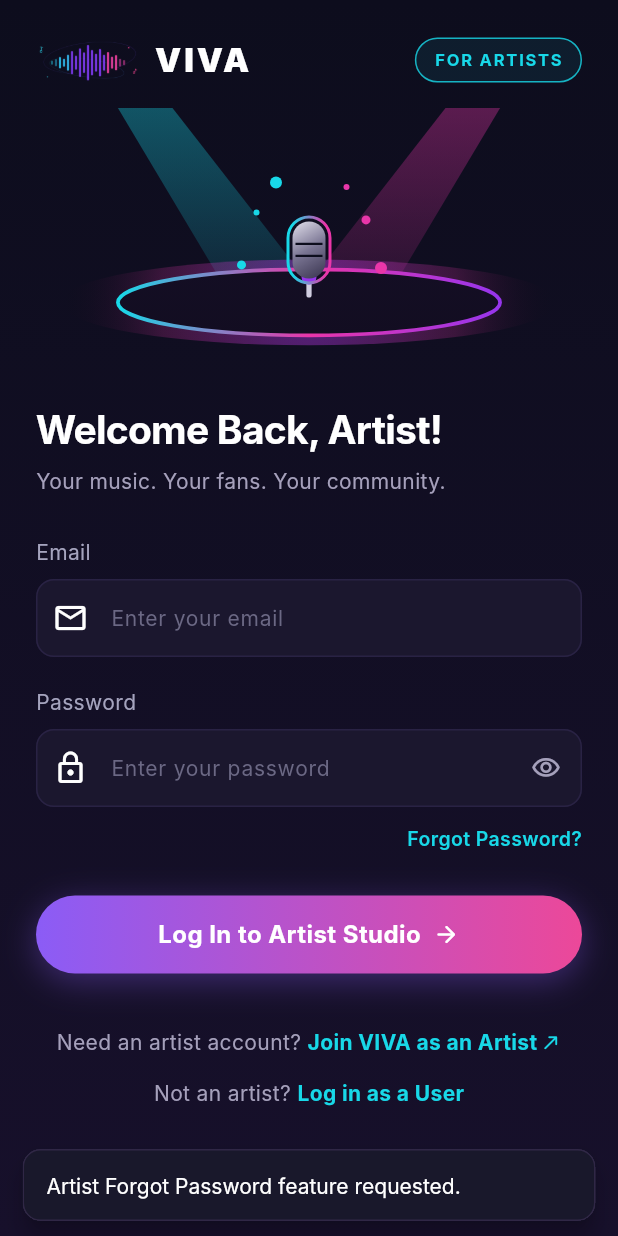
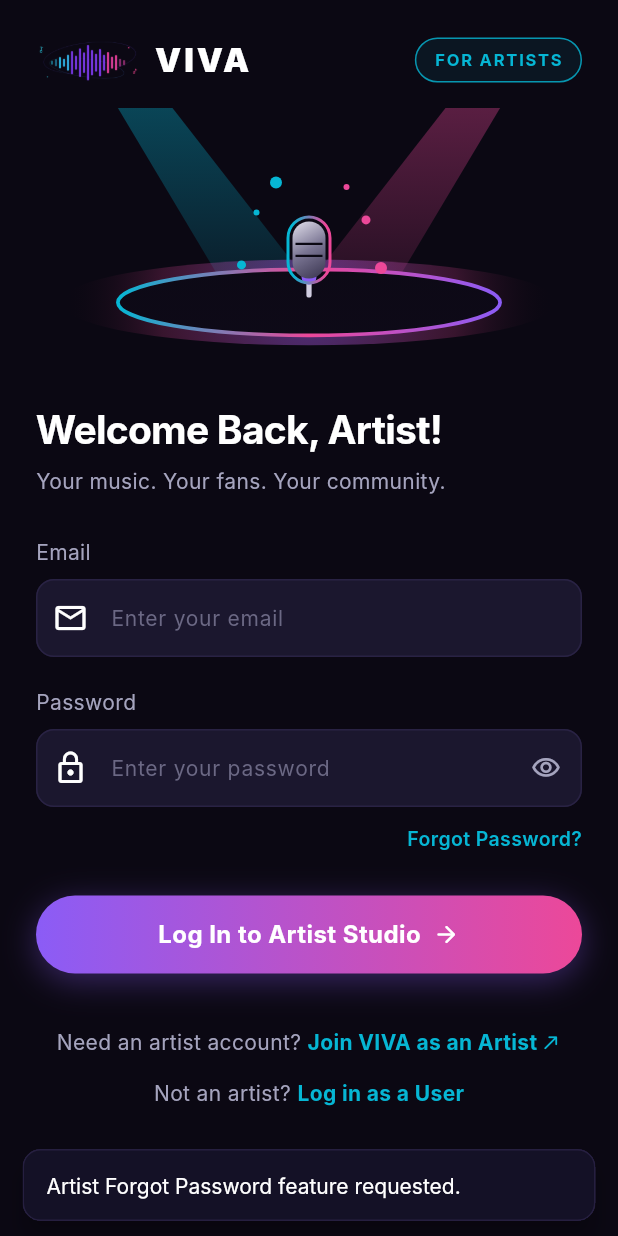
Before and after one commit to anushkachalisee-sys/VIVA_Batch39_AIC, a Flutter app: the ArtistLoginPage screen opened directly, after a tap on "Forgot Password?", on a phone screen of 412 x 824 dp. Run offline on Flutter 3.47's test engine with Material 3 defaults, Android fonts, the phone set to English and light mode, and no system bars; accounts and stored records are empty; Roboto replaces fonts that are missing (Inter).

Commit message:
fix: update login backgrounds and remove duplicate AppColors

```diff
--- a/lib/app/theme/app_colors.dart
+++ b/lib/app/theme/app_colors.dart
@@ -24,6 +24,7 @@ abstract class AppColors {
   static const Color searchBackground = Color(0xFF1B172E);
   static const Color searchBorder = Color(0xFF292244);
   static const Color searchHint = Color(0xFF6B6884);
+  static const Color inputBackground = searchBackground;
 
   // Avatars
   static const Color avatarPlaceholder = Color(0xFF28243C);
@@ -36,6 +37,11 @@ abstract class AppColors {
   static const Color darkCheckIcon = Color(0xFF0B0813);
 
   // Reusable Gradients
+  static const LinearGradient soundwaveGlow = LinearGradient(
+    colors: [accentCyan, primaryPurple, primaryPink],
+    begin: Alignment.centerLeft,
+    end: Alignment.centerRight,
+  );
   static const LinearGradient primaryGradient = LinearGradient(
     colors: [primaryPurple, primaryPink],
     begin: Alignment.centerLeft,
--- a/lib/core/constants/app_colors.dart
+++ /dev/null
@@ -1,36 +0,0 @@
-import 'package:flutter/material.dart';
-
-/// App color palette for VIVA Music App according to design specification.
-class AppColors {
-  static const Color background = Color(0xFF0D0D1D);
-  static const Color secondaryBackground = Color(0xFF17102B);
-  static const Color cardBackground = Color(0xFF19182B);
-  static const Color inputBackground = Color(0xFF19182B);
-
-  static const Color purple = Color(0xFF9635ED);
-  static const Color pink = Color(0xFFE936A9);
-  static const Color cyan = Color(0xFF18D8E8);
-
-  static const Color textPrimary = Color(0xFFFFFFFF);
-  static const Color textSecondary = Color(0xFFA5A0BB);
-  static const Color border = Color(0xFF302746);
-  static const Color focusedBorder = Color(0xFF9635ED);
-
-  static const LinearGradient primaryGradient = LinearGradient(
-    colors: [purple, pink],
-    begin: Alignment.centerLeft,
-    end: Alignment.centerRight,
-  );
-
-  static const LinearGradient backgroundGradient = LinearGradient(
-    colors: [Color(0xFF0D0D1D), Color(0xFF17102B)],
-    begin: Alignment.topCenter,
-    end: Alignment.bottomCenter,
-  );
-
-  static const LinearGradient soundwaveGlow = LinearGradient(
-    colors: [Color(0x339635ED), Color(0x3318D8E8)],
-    begin: Alignment.topLeft,
-    end: Alignment.bottomRight,
-  );
-}
--- a/lib/core/widgets/artist_stage_illustration.dart
+++ b/lib/core/widgets/artist_stage_illustration.dart
@@ -1,7 +1,5 @@
 import 'package:flutter/material.dart';
-import '../constants/app_colors.dart';
-
-/// Lightweight custom painter widget for the Artist Login stage & microphone artwork.
+import 'package:viva/app/theme/app_colors.dart';/// Lightweight custom painter widget for the Artist Login stage & microphone artwork.
 class ArtistStageIllustration extends StatelessWidget {
   const ArtistStageIllustration({super.key});
 
@@ -44,8 +42,8 @@ class _StagePainter extends CustomPainter {
         begin: Alignment.topCenter,
         end: Alignment.bottomCenter,
         colors: [
-          AppColors.cyan.withValues(alpha: 0.35),
-          AppColors.cyan.withValues(alpha: 0.0),
+          AppColors.accentCyan.withValues(alpha: 0.35),
+          AppColors.accentCyan.withValues(alpha: 0.0),
         ],
       ).createShader(Rect.fromLTWH(0, 0, size.width, size.height));
 
@@ -54,8 +52,8 @@ class _StagePainter extends CustomPainter {
         begin: Alignment.topCenter,
         end: Alignment.bottomCenter,
         colors: [
-          AppColors.pink.withValues(alpha: 0.35),
-          AppColors.pink.withValues(alpha: 0.0),
+          AppColors.primaryPink.withValues(alpha: 0.35),
+          AppColors.primaryPink.withValues(alpha: 0.0),
         ],
       ).createShader(Rect.fromLTWH(0, 0, size.width, size.height));
 
@@ -66,8 +64,8 @@ class _StagePainter extends CustomPainter {
     final stageGlowPaint = Paint()
       ..shader = RadialGradient(
         colors: [
-          AppColors.purple.withValues(alpha: 0.5),
-          AppColors.pink.withValues(alpha: 0.2),
+          AppColors.primaryPurple.withValues(alpha: 0.5),
+          AppColors.primaryPink.withValues(alpha: 0.2),
           Colors.transparent,
         ],
         stops: const [0.0, 0.6, 1.0],
@@ -88,7 +86,7 @@ class _StagePainter extends CustomPainter {
         begin: Alignment.topCenter,
         end: Alignment.bottomCenter,
         colors: const [
-          AppColors.secondaryBackground,
+          AppColors.background,
           Color(0xFF0F0B1A),
         ],
       ).createShader(Rect.fromCircle(center: center, radius: stageRadiusX));
@@ -97,7 +95,7 @@ class _StagePainter extends CustomPainter {
       ..style = PaintingStyle.stroke
       ..strokeWidth = 2.5
       ..shader = const LinearGradient(
-        colors: [AppColors.cyan, AppColors.pink, AppColors.purple],
+        colors: [AppColors.accentCyan, AppColors.primaryPink, AppColors.primaryPurple],
       ).createShader(Rect.fromCircle(center: center, radius: stageRadiusX));
 
     final stageRect = Rect.fromCenter(
@@ -126,7 +124,7 @@ class _StagePainter extends CustomPainter {
 
     // Mic Clip Base
     final clipPaint = Paint()
-      ..color = AppColors.purple
+      ..color = AppColors.primaryPurple
       ..style = PaintingStyle.fill;
     canvas.drawCircle(Offset(center.dx, micCenter.dy + 18), 5, clipPaint);
 
@@ -169,7 +167,7 @@ class _StagePainter extends CustomPainter {
       ..style = PaintingStyle.stroke
       ..strokeWidth = 2
       ..shader = const LinearGradient(
-        colors: [AppColors.cyan, AppColors.pink],
+        colors: [AppColors.accentCyan, AppColors.primaryPink],
       ).createShader(micBodyRect);
 
     canvas.drawRRect(
@@ -191,7 +189,7 @@ class _StagePainter extends CustomPainter {
 
     for (int i = 0; i < sparkles.length; i++) {
       final pos = sparkles[i];
-      sparkPaint.color = i % 2 == 0 ? AppColors.cyan : AppColors.pink;
+      sparkPaint.color = i % 2 == 0 ? AppColors.accentCyan : AppColors.primaryPink;
       final radius = 2.0 + (i % 3);
       canvas.drawCircle(pos, radius, sparkPaint);
     }
--- a/lib/features/authentication/presentation/artist/artist_login_page.dart
+++ b/lib/features/authentication/presentation/artist/artist_login_page.dart
@@ -1,7 +1,7 @@
 import 'package:flutter/material.dart';
 import '../../../../app/routes/app_routes.dart';
 import '../../../../core/constants/app_assets.dart';
-import '../../../../core/constants/app_colors.dart';
+import '../../../../app/theme/app_colors.dart';
 import '../../../../core/widgets/artist_stage_illustration.dart';
 import '../../../../core/widgets/custom_text_field.dart';
 import '../../../../core/widgets/gradient_button.dart';
@@ -44,14 +44,14 @@ class _ArtistLoginPageState extends State<ArtistLoginPage> {
 
         ScaffoldMessenger.of(context).showSnackBar(
           SnackBar(
-            backgroundColor: AppColors.purple,
+            backgroundColor: AppColors.background,
             behavior: SnackBarBehavior.floating,
             shape: RoundedRectangleBorder(
               borderRadius: BorderRadius.circular(12),
             ),
             content: Row(
               children: const [
-                Icon(Icons.mic, color: AppColors.cyan),
+                Icon(Icons.mic, color: AppColors.accentCyan),
                 SizedBox(width: 10),
                 Expanded(
                   child: Text(
@@ -78,7 +78,7 @@ class _ArtistLoginPageState extends State<ArtistLoginPage> {
         ),
         content: Text(
           message,
-          style: const TextStyle(color: AppColors.textPrimary),
+          style: const TextStyle(color: AppColors.primaryText),
         ),
       ),
     );
@@ -94,7 +94,7 @@ class _ArtistLoginPageState extends State<ArtistLoginPage> {
       body: Container(
         height: screenHeight,
         decoration: const BoxDecoration(
-          gradient: AppColors.backgroundGradient,
+          color: AppColors.background,
         ),
         child: SafeArea(
           child: SingleChildScrollView(
@@ -120,7 +120,7 @@ class _ArtistLoginPageState extends State<ArtistLoginPage> {
                             errorBuilder: (context, error, stackTrace) {
                               return const Icon(
                                 Icons.graphic_eq,
-                                color: AppColors.pink,
+                                color: AppColors.primaryPink,
                                 size: 28,
                               );
                             },
@@ -129,7 +129,7 @@ class _ArtistLoginPageState extends State<ArtistLoginPage> {
                           const Text(
                             'VIVA',
                             style: TextStyle(
-                              color: AppColors.textPrimary,
+                              color: AppColors.primaryText,
                               fontSize: 22,
                               fontWeight: FontWeight.w900,
                               letterSpacing: 2.0,
@@ -146,15 +146,15 @@ class _ArtistLoginPageState extends State<ArtistLoginPage> {
                         decoration: BoxDecoration(
                           borderRadius: BorderRadius.circular(20),
                           border: Border.all(
-                            color: AppColors.cyan.withValues(alpha: 0.8),
+                            color: AppColors.accentCyan.withValues(alpha: 0.8),
                             width: 1,
                           ),
-                          color: AppColors.cyan.withValues(alpha: 0.08),
+                          color: AppColors.accentCyan.withValues(alpha: 0.08),
                         ),
                         child: const Text(
                           'FOR ARTISTS',
                           style: TextStyle(
-                            color: AppColors.cyan,
+                            color: AppColors.accentCyan,
                             fontSize: 11,
                             fontWeight: FontWeight.bold,
                             letterSpacing: 1.2,
@@ -175,7 +175,7 @@ class _ArtistLoginPageState extends State<ArtistLoginPage> {
                   const Text(
                     'Welcome Back, Artist!',
                     style: TextStyle(
-                      color: AppColors.textPrimary,
+                      color: AppColors.primaryText,
                       fontSize: 26,
                       fontWeight: FontWeight.bold,
                       letterSpacing: -0.5,
@@ -185,7 +185,7 @@ class _ArtistLoginPageState extends State<ArtistLoginPage> {
                   const Text(
                     'Your music. Your fans. Your community.',
                     style: TextStyle(
-                      color: AppColors.textSecondary,
+                      color: AppColors.secondaryText,
                       fontSize: 14,
                       height: 1.3,
                     ),
@@ -230,7 +230,7 @@ class _ArtistLoginPageState extends State<ArtistLoginPage> {
                         _obscurePassword
                             ? Icons.visibility_outlined
                             : Icons.visibility_off_outlined,
-                        color: AppColors.textSecondary,
+                        color: AppColors.secondaryText,
                         size: 20,
                       ),
                       onPressed: () {
@@ -264,7 +264,7 @@ class _ArtistLoginPageState extends State<ArtistLoginPage> {
                       child: const Text(
                         'Forgot Password?',
                         style: TextStyle(
-                          color: AppColors.cyan,
+                          color: AppColors.accentCyan,
                           fontSize: 13,
                           fontWeight: FontWeight.w600,
                         ),
@@ -294,7 +294,7 @@ class _ArtistLoginPageState extends State<ArtistLoginPage> {
                             const Text(
                               'Need an artist account? ',
                               style: TextStyle(
-                                color: AppColors.textSecondary,
+                                color: AppColors.secondaryText,
                                 fontSize: 14,
                               ),
                             ),
@@ -310,7 +310,7 @@ class _ArtistLoginPageState extends State<ArtistLoginPage> {
                                   Text(
                                     'Join VIVA as an Artist',
                                     style: TextStyle(
-                                      color: AppColors.cyan,
+                                      color: AppColors.accentCyan,
                                       fontSize: 14,
                                       fontWeight: FontWeight.bold,
                                     ),
@@ -318,7 +318,7 @@ class _ArtistLoginPageState extends State<ArtistLoginPage> {
                                   SizedBox(width: 2),
                                   Icon(
                                     Icons.north_east_rounded,
-                                    color: AppColors.cyan,
+                                    color: AppColors.accentCyan,
                                     size: 14,
                                   ),
                                 ],
@@ -333,7 +333,7 @@ class _ArtistLoginPageState extends State<ArtistLoginPage> {
                             const Text(
                               'Not an artist? ',
                               style: TextStyle(
-                                color: AppColors.textSecondary,
+                                color: AppColors.secondaryText,
                                 fontSize: 14,
                               ),
                             ),
@@ -351,7 +351,7 @@ class _ArtistLoginPageState extends State<ArtistLoginPage> {
                               child: const Text(
                                 'Log in as a User',
                                 style: TextStyle(
-                                  color: AppColors.cyan,
+                                  color: AppColors.accentCyan,
                                   fontSize: 14,
                                   fontWeight: FontWeight.bold,
                                 ),
--- a/lib/main.dart
+++ b/lib/main.dart
@@ -1,4 +1,6 @@
 import 'package:flutter/material.dart';
+import 'package:viva/features/authentication/presentation/artist/artist_login_page.dart';
+import 'package:viva/features/authentication/presentation/listener/user_login_page.dart';
 import 'package:viva/features/music_preferences/presentation/music_preferences_screen.dart';
 import 'package:viva/features/profile/presentation/listener/pages/listener_profile_page.dart';
 import 'app/theme/app_theme.dart';
@@ -20,7 +22,7 @@ class VivaApp extends StatelessWidget {
       theme: AppTheme.darkTheme,
       darkTheme: AppTheme.darkTheme,
       themeMode: ThemeMode.dark,
-      home: const MusicPreferencesScreen(),
+      home: const UserLoginPage(),
     );
   }
 }
```
Also changed, not shown: lib/features/authentication/presentation/listener/user_login_page.dart (+19 -19 lines).
